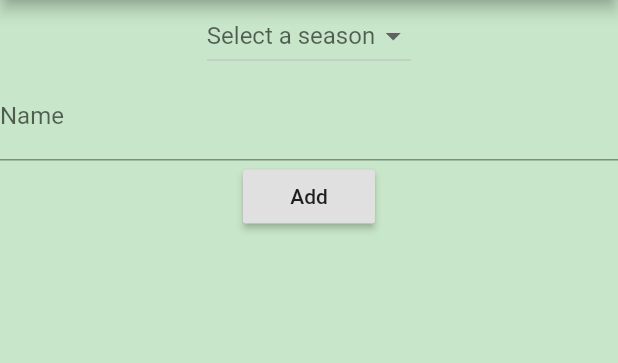
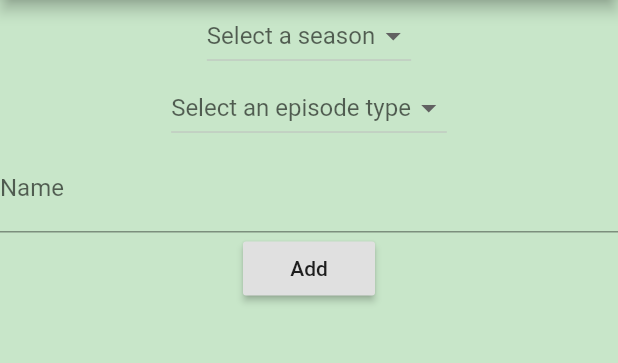
Before and after one commit to ericomoura/epitrack, a Flutter app: the NewEpisodeScreen screen opened directly with empty values, on a phone screen of 412 x 824 dp, the part 84-447 px from its top. Run offline on Flutter 3.47's test engine with Material 2 defaults, Android fonts, the phone set to English and light mode, and no system bars.

Commit message:
Added episode types

```diff
--- a/lib/main.dart
+++ b/lib/main.dart
@@ -258,7 +258,8 @@ class _ShowDetailsScreenState extends State<ShowDetailsScreen>{
 
         // Builds a list of ExpansionTiles with all seasons and episodes
         List<ExpansionTile> seasonsList = List<ExpansionTile>();
-        // Episodes with no season
+        // Episodes with no season (if there are any)
+        if(_show.getEpisodes().isNotEmpty){
           ExpansionTile noSeasonTile = ExpansionTile(
             title: Text('No season'),
             children: _show.getEpisodes().map((episode){
@@ -268,6 +269,7 @@ class _ShowDetailsScreenState extends State<ShowDetailsScreen>{
             }).toList(),
           );
           seasonsList.add(noSeasonTile);
+        }
         // Episodes in each season
         for(Season season in _show.getSeasons()){
           ExpansionTile seasonTile = ExpansionTile(
@@ -367,6 +369,7 @@ class _NewEpisodeScreenState extends State<NewEpisodeScreen>{
 
   List<Season> _seasons = List<Season>();  // All seasons, including "no season"
   Season _selectedSeason;  // Season currently selected in the dropdown menu
+  String _selectedType;  // Episode type currently selected in the dropdown menu
 
   // Constructor
   _NewEpisodeScreenState(Show show){
@@ -397,13 +400,27 @@ class _NewEpisodeScreenState extends State<NewEpisodeScreen>{
             onChanged: (newValue){
               setState((){
                 _selectedSeason = newValue;
-                print(_selectedSeason);
               });
             },
             items: _seasons.map((season){
               return DropdownMenuItem(
-                child: new Text(season.toString()),
+                child: new Text(season.getNumber() == 0 ? season.getName() : season.toString()),  // Returns only name for season 0 (no season)
                 value: season
+              );
+            }).toList()
+          ),
+          DropdownButton(
+            hint: Text('Select an episode type'),
+            value: _selectedType,
+            onChanged: (newValue){
+              setState((){
+                _selectedType = newValue;
+              });
+            },
+            items: Constants.EPISODETYPES.keys.map((type){
+              return DropdownMenuItem(
+                child: new Text(type),
+                value: Constants.EPISODETYPES[type]
               );
             }).toList()
           ),
@@ -418,8 +435,7 @@ class _NewEpisodeScreenState extends State<NewEpisodeScreen>{
             onPressed: (){
               if(_formKey.currentState.validate()){  // Form is okay, add episode
                 _formKey.currentState.save();
-                _show.addEpisode(name: _newEpisodeName, season: _selectedSeason);
-                print("Added episode '$_newEpisodeName' to season '$_selectedSeason' of '$_show'");  // DEBUG PRING
+                _show.addEpisode(name: _newEpisodeName, season: _selectedSeason, type: _selectedType);
                 Navigator.pop(context);
               }
               else{  // Form isn't okay
@@ -448,25 +464,25 @@ class Show {
   // Returns list of episodes
   List<Episode> getEpisodes() => this._episodes;
   // Adds a new episode using the appropriate episode number
-  void addEpisode({String name="", Season season}){
+  void addEpisode({String name="", Season season, String type}){
+    if(season == null || season.getName() == "No season"){  // No season selected, use show's base episode list
       int _nextEpisodeNumber;
-    List<Episode> episodesList;
+      Iterable<Episode> _sameTypeEpisodes = this._episodes.where( (episode){return episode.getType() == type;} );
 
-    if(season == null || season.getName() == "No season"){  // No season selected, use show's base episode list
-      episodesList = this._episodes;
-    }
-    else{
-      episodesList = season.getEpisodes();
-    }
-
-    if(episodesList.isEmpty){
+      if(_sameTypeEpisodes.isEmpty){
         _nextEpisodeNumber = 1;
       }
       else{
-      _nextEpisodeNumber = episodesList.last.getNumber() + 1;
+        _nextEpisodeNumber = _sameTypeEpisodes.last.getNumber() + 1;
       }
 
-    episodesList.add(Episode(_nextEpisodeNumber, name));
+      this._episodes.add(Episode(_nextEpisodeNumber, name: name, type: type));
+    }
+    else{  // Calls the season's addEpisode() function
+      season.addEpisode(name: name, type: type);
+    }
+
+
   }
 
   // Returns list of seasons
@@ -521,17 +537,18 @@ class Season{
   // Returns list of episodes
   List<Episode> getEpisodes() => this._episodes;
   // Adds a new episode using the appropriate season number
-  void addEpisode({String name=""}){
-    int nextEpisodeNumber;
+  void addEpisode({String name="", String type='E'}){
+    int _nextEpisodeNumber;
+    List<Episode> _sameTypeEpisodes = this._episodes.where( (episode){return episode.getType() == type;} ).toList();
 
-    if(this._episodes.isEmpty){
-      nextEpisodeNumber = 1;
+    if(_sameTypeEpisodes.isEmpty){
+      _nextEpisodeNumber = 1;
     }
     else{
-      nextEpisodeNumber = this._episodes.last.getNumber() + 1;
+      _nextEpisodeNumber = _sameTypeEpisodes.last.getNumber() + 1;
     }
 
-    this._episodes.add(Episode(nextEpisodeNumber, name));
+    this._episodes.add(Episode(_nextEpisodeNumber, name: name, type: type));
   }
 
   // Prints number of season and name if it has one (e.g. S01: Season Name)
@@ -552,9 +569,16 @@ class Season{
 class Episode{
   int _number;
   String _name;
-  String type = Constants.ETYPE_EPISODE;
+  String _type;
 
-  Episode(this._number, this._name);
+  Episode(int number, {String name="", String type}){
+    this._number = number;
+    this._name = name;
+    type == null ? this._type = Constants.EPISODETYPES['Episode'] : this._type = type;
+  }
+
+  String getType() => this._type;
+  void setType(String type) => this._type = type;
 
   int getNumber() => this._number;
   void setNumber(int number) => this._number = number;
@@ -562,7 +586,7 @@ class Episode{
   String getName() => this._name;
   void setName(String name) => this._name = name;
 
-  String toString() => this._name.isEmpty ? this.type+this._number.toString() : this.type+this._number.toString()+': '+this._name;
+  String toString() => this._name.isEmpty ? this._type+this._number.toString() : this._type+this._number.toString()+': '+this._name;
 
   // JSON
   Episode.fromJson(Map<String, dynamic> json)
@@ -576,7 +600,10 @@ class Episode{
 }
 
 class Constants{
-  static const ETYPE_EPISODE = 'E';
-  static const ETYPE_MOVIE = 'M';
-  static const ETYPE_OVA = 'OVA';
+  static const EPISODETYPES = {
+    'Episode' : 'E',
+    'Movie' : 'M',
+    'Special' : 'SP',
+    'OVA' : 'OVA'
+  };
 }
```
Lines whose indentation alone changed are shown as unchanged.
